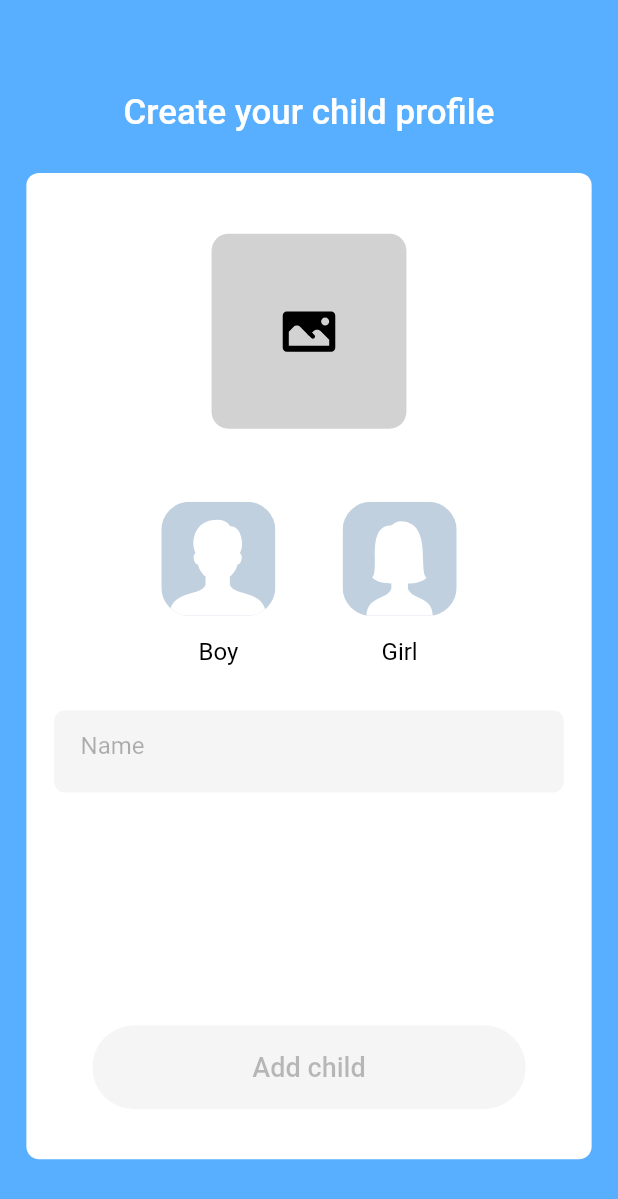
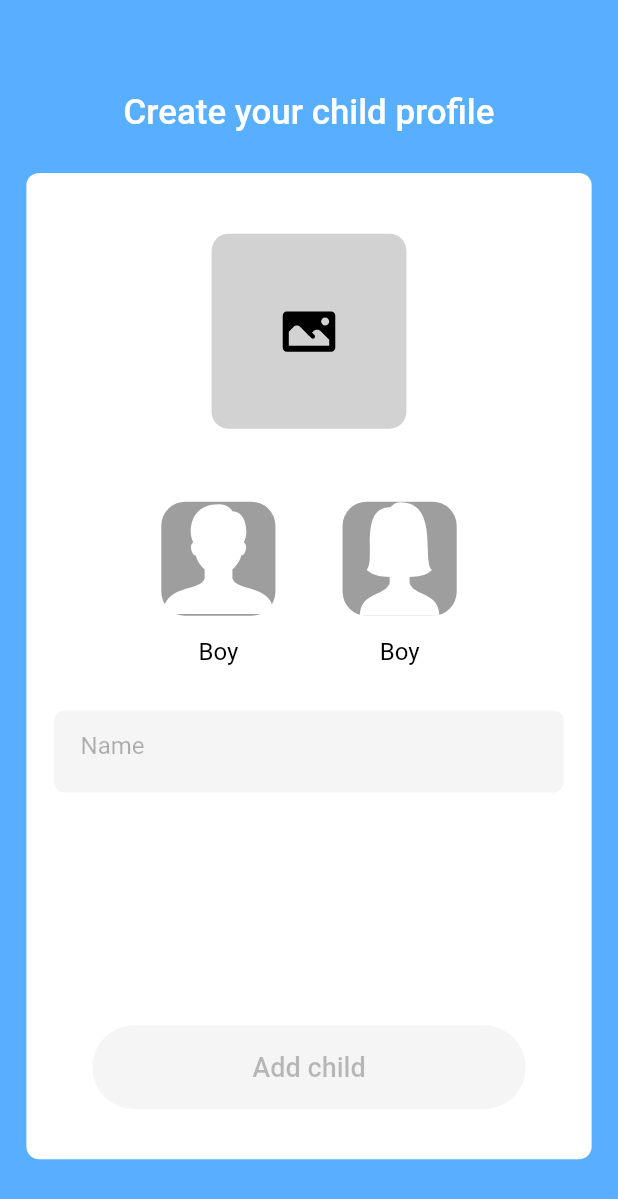
Before and after one commit to ogabek6207/parent_control, a Flutter app: the screen it shows after launch, on a phone screen of 412 x 824 dp. Shown: the top 1199 px of the screen. Run offline on Flutter 3.47's test engine with Material 2 defaults, Android fonts, the phone set to English and light mode, and no system bars; our stand-ins replace flutter_svg, image_picker.

```diff
--- a/lib/src/ui/add_child/add_child_screen.dart
+++ b/lib/src/ui/add_child/add_child_screen.dart
@@ -274,28 +274,29 @@ class _AddChildScreenState extends State<AddChildScreen> {
                       color: Colors.transparent,
                       child: Column(
                         children: [
-                          Container(
-                            color: Colors.transparent,
-                            child: GestureDetector(
+                          GestureDetector(
                               onTap: () {
                                 setState(() {
                                   boy = true;
                                   girl = false;
                                 });
                               },
-                              child: boy
-                                  ? SvgPicture.asset(
-                                      "assets/icons/boy_blue.svg",
+                              child:   Container(
+
+                                decoration: BoxDecoration(
+
+                                  color: boy ? Colors.blue : Colors.grey,
+                                  borderRadius: BorderRadius.circular(16),
+                                ),
+                                child:  SvgPicture.asset(
+                                  "assets/icons/boy.svg",
                                   height: 72 * o,
                                   width: 72 * o,
                                 )
-                                  : SvgPicture.asset(
-                                      "assets/icons/mask_group1.svg",
-                                      height: 72 * o,
-                                      width: 72 * o,
+
                               ),
                           ),
-                          ),
+
                           const Spacer(),
                           Text(
                             "Boy",
@@ -321,25 +322,30 @@ class _AddChildScreenState extends State<AddChildScreen> {
                           GestureDetector(
                             onTap: () {
                               setState(() {
+                                boy = false;
                                 girl = true;
-                                boy = false;
                               });
                             },
-                            child: girl
-                                ? SvgPicture.asset(
-                                    "assets/icons/girl_select.svg",
+                            child:   Container(
+height: 72*o,
+                                width: 72*o,
+                                decoration: BoxDecoration(
+
+                                  color: girl ? Colors.blue : Colors.grey,
+                                  borderRadius: BorderRadius.circular(16),
+                                ),
+                                child:  SvgPicture.asset(
+                                  "assets/icons/girl.svg",
                                   height: 72 * o,
                                   width: 72 * o,
                                 )
-                                : SvgPicture.asset(
-                                    "assets/icons/mask_group.svg",
-                                    height: 72 * o,
-                                    width: 72 * o,
+
                             ),
                           ),
+
                           const Spacer(),
                           Text(
-                            "Girl",
+                            "Boy",
                             style: TextStyle(
                               color: Colors.black,
                               fontWeight: FontWeight.w400,
```
Also changed, not shown: lib/src/ui/service/service_screen.dart (+17 -17 lines), assets/icons/boy.svg (added), assets/icons/boy_blue.svg (deleted), assets/icons/girl.svg (added), assets/icons/girl1.svg (deleted), assets/icons/girl_blue.svg (deleted), assets/icons/girl_select.svg (deleted). Lines whose indentation alone changed are shown as unchanged.
